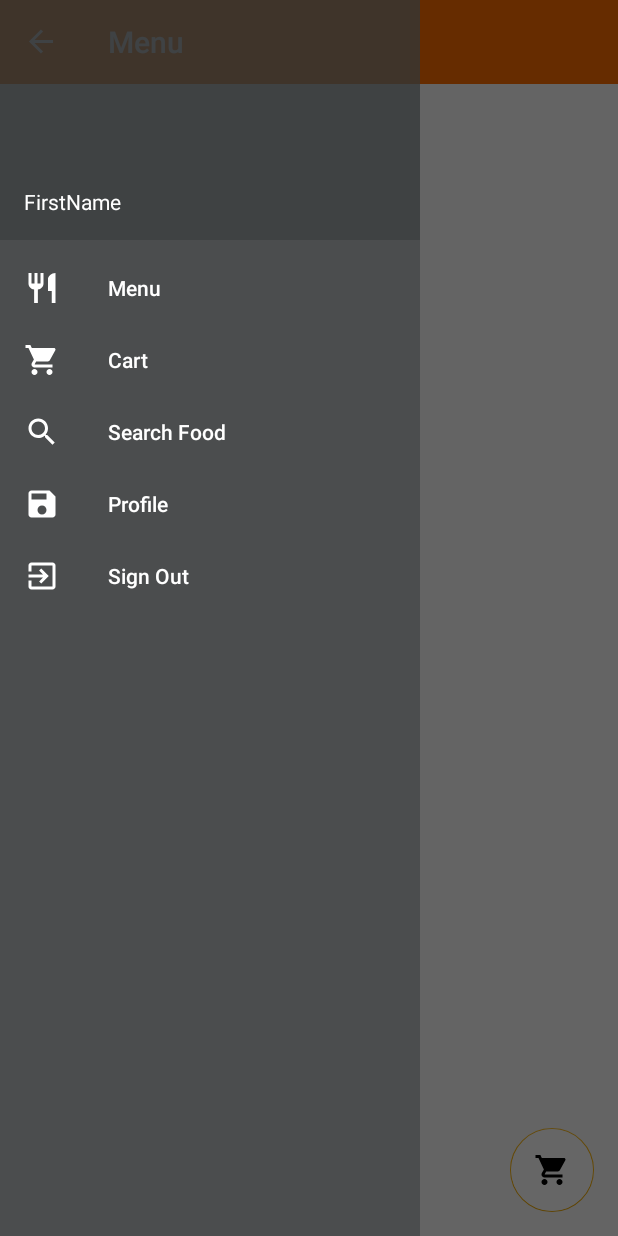
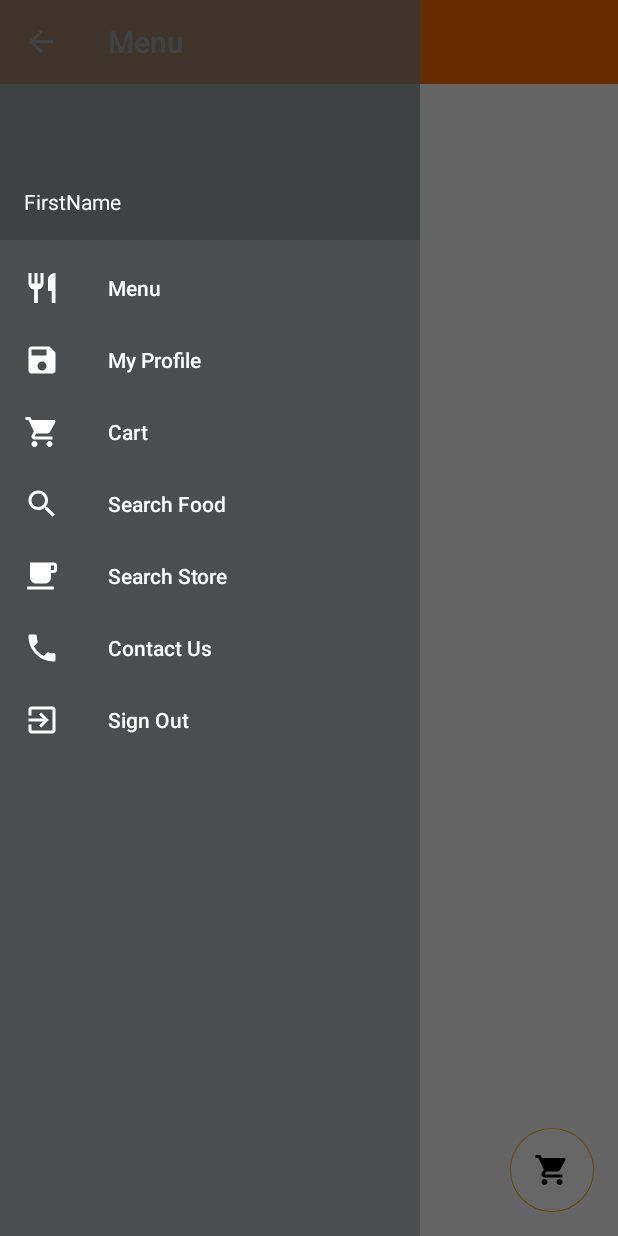
Before and after one commit to alecbardiano/BogartsBentelogMobile, an Android app: the Home screen opened directly, with no data from a screen before it, with the side drawer open, on a phone screen of 412 x 824 dp. Run offline under Robolectric (Android 15) with nearby library versions, the phone set to English and light mode, and no system bars; our stand-ins replace Firebase (no records; nobody signed in at launch, a user with empty details on screens opened directly), Picasso; libraries missing offline, so code that uses them is left out: com.algolia.search; 2 statements that could not run were skipped.

```diff
--- a/app/src/main/java/com/example/user/bogartsbentelogmobile/Home.java
+++ b/app/src/main/java/com/example/user/bogartsbentelogmobile/Home.java
@@ -277,6 +277,12 @@ public class Home extends AppCompatActivity
         } else if (id == R.id.nav_search_food) {
             startActivity(new Intent(Home.this, SearchFood.class));
         }
+        else if (id == R.id.nav_search_store) {
+//            startActivity(new Intent(Home.this, SearchFood.class));
+        }
+        else if (id == R.id.nav_contact) {
+//            startActivity(new Intent(Home.this, SearchFood.class));
+        }
         else if (id == R.id.nav_log_out) {
             Intent signIn = new Intent(Home.this, MainActivity.class);
             signIn.addFlags(Intent.FLAG_ACTIVITY_CLEAR_TOP);
--- /dev/null
+++ b/app/src/main/res/drawable/ic_local_cafe_black_24dp.xml
@@ -0,0 +1,9 @@
+<vector xmlns:android="http://schemas.android.com/apk/res/android"
+        android:width="24dp"
+        android:height="24dp"
+        android:viewportWidth="24.0"
+        android:viewportHeight="24.0">
+    <path
+        android:fillColor="#FF000000"
+        android:pathData="M20,3L4,3v10c0,2.21 1.79,4 4,4h6c2.21,0 4,-1.79 4,-4v-3h2c1.11,0 2,-0.89 2,-2L22,5c0,-1.11 -0.89,-2 -2,-2zM20,8h-2L18,5h2v3zM2,21h18v-2L2,19v2z"/>
+</vector>
--- /dev/null
+++ b/app/src/main/res/drawable/ic_phone_black_24dp.xml
@@ -0,0 +1,9 @@
+<vector xmlns:android="http://schemas.android.com/apk/res/android"
+        android:width="24dp"
+        android:height="24dp"
+        android:viewportWidth="24.0"
+        android:viewportHeight="24.0">
+    <path
+        android:fillColor="#FF000000"
+        android:pathData="M6.62,10.79c1.44,2.83 3.76,5.14 6.59,6.59l2.2,-2.2c0.27,-0.27 0.67,-0.36 1.02,-0.24 1.12,0.37 2.33,0.57 3.57,0.57 0.55,0 1,0.45 1,1V20c0,0.55 -0.45,1 -1,1 -9.39,0 -17,-7.61 -17,-17 0,-0.55 0.45,-1 1,-1h3.5c0.55,0 1,0.45 1,1 0,1.25 0.2,2.45 0.57,3.57 0.11,0.35 0.03,0.74 -0.25,1.02l-2.2,2.2z"/>
+</vector>
--- a/app/src/main/res/menu/activity_home_drawer.xml
+++ b/app/src/main/res/menu/activity_home_drawer.xml
@@ -7,6 +7,11 @@
             android:icon="@drawable/ic_restaurant_black_24dp"
             android:iconTint="@android:color/white"
             android:title="Menu" />
+        <item
+            android:id="@+id/nav_profile"
+            android:icon="@drawable/ic_save_black_24dp"
+            android:iconTint="@android:color/white"
+            android:title="My Profile" />
         <item
             android:id="@+id/nav_cart"
             android:icon="@drawable/ic_shopping_cart_black_24dp"
@@ -18,16 +23,19 @@
             android:iconTint="@android:color/white"
             android:title="Search Food" />
         <item
-            android:id="@+id/nav_profile"
-            android:icon="@drawable/ic_save_black_24dp"
+            android:id="@+id/nav_search_store"
+            android:icon="@drawable/ic_local_cafe_black_24dp"
             android:iconTint="@android:color/white"
-            android:title="Profile" />
+            android:title="Search Store" />
+        <item
+            android:id="@+id/nav_contact"
+            android:icon="@drawable/ic_phone_black_24dp"
+            android:iconTint="@android:color/white"
+            android:title="Contact Us" />
         <item
             android:id="@+id/nav_log_out"
             android:icon="@drawable/ic_exit_to_app_black_24dp"
             android:iconTint="@android:color/white"
             android:title="Sign Out" />
             </group>
-
-
 </menu>
--- a/app/src/main/res/values/styles.xml
+++ b/app/src/main/res/values/styles.xml
@@ -32,14 +32,19 @@
 
     <style name="CollapsedBar" parent="@android:style/TextAppearance.Medium">
         <item name="android:textSize">24sp</item>
-        <item name="android:textColor">@android:color/black</item>
+        <item name="android:textColor">@color/colorPrimary</item>
         <item name="android:textStyle">normal</item>
     </style>
 
     <style name="ExpandedAppbar" parent="@android:style/TextAppearance.Material.Title">
         <!--<item name="android:textSize">24sp</item>-->
-        <item name="android:textColor">@color/colorPrimary</item>
+
+        <item name="android:textColor">@android:color/black</item>
         <item name="android:textStyle">normal</item>
     </style>
 
+    <style name="SplashTheme" parent="Theme.AppCompat.NoActionBar">
+        <item name="android:windowBackground">@drawable/logo</item>
+    </style>
+
 </resources>
```
Also changed, not shown: app/build.gradle (+3 -4 lines), app/src/main/AndroidManifest.xml (+8 -3 lines), app/src/main/java/com/example/user/bogartsbentelogmobile/CartActivity.java (+9 -1 lines), app/src/main/java/com/example/user/bogartsbentelogmobile/FoodDetail.java (+88 -6 lines), app/src/main/java/com/example/user/bogartsbentelogmobile/Model/Store.java (added, +52 -0 lines), app/src/main/java/com/example/user/bogartsbentelogmobile/ProfileActivity.java (+41 -28 lines), app/src/main/java/com/example/user/bogartsbentelogmobile/SplashActivity.java (added, +21 -0 lines), app/src/main/res/drawable/splash.xml (added, +12 -0 lines), app/src/main/res/layout/activity_splash.xml (added, +9 -0 lines).
